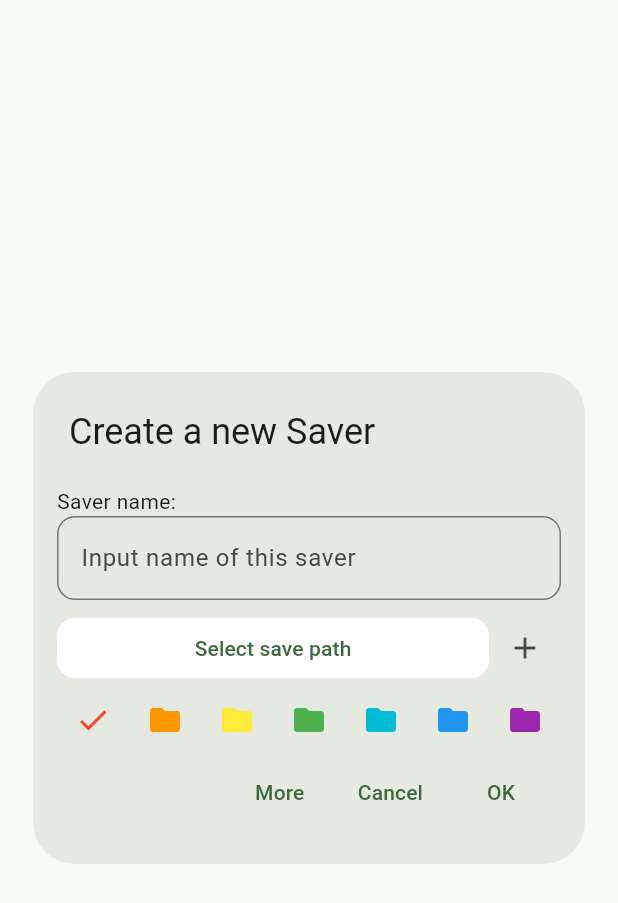
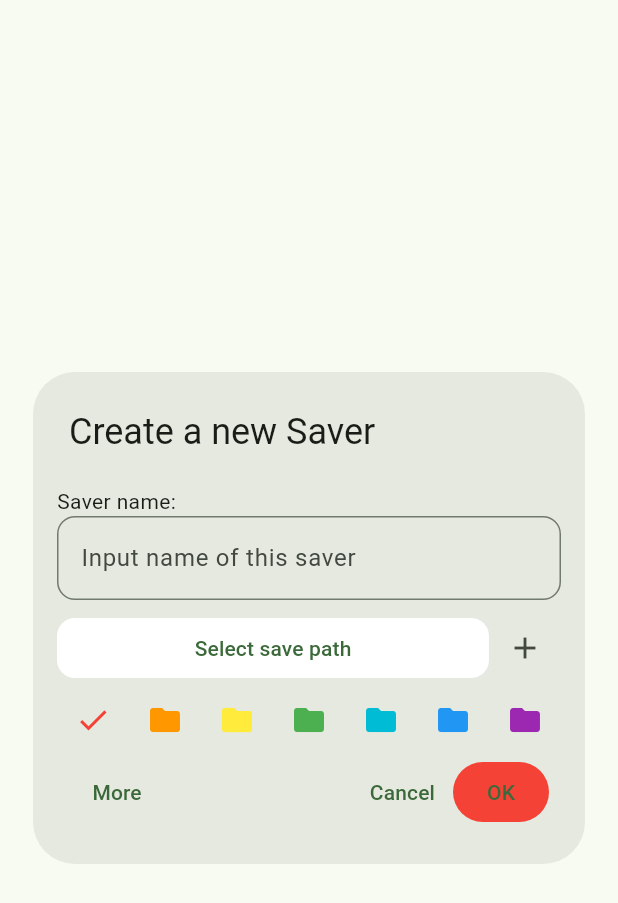
Before and after one commit to NielsLee/SnapSaver, a Flutter app: the InsertSaverDialog widget shown alone on an empty page, opened directly, after a tap on the "folder" icon, on a phone screen of 412 x 824 dp. Shown: the top 903 px of the screen. Run offline on Flutter 3.47's test engine with Material 3 defaults, Android fonts, the phone set to English and light mode, and no system bars; our stand-ins replace audioplayers, camera, file_picker, fluttertoast, permission_handler, sqflite and 1 more; accounts and stored records are empty; generated files the repository leaves out were written again.

Commit message:
Modify UI when inserting new saver, and can not insert saver when either saver name or selected path is empty

```diff
--- a/lib/dialog/insert_saver_dialog.dart
+++ b/lib/dialog/insert_saver_dialog.dart
@@ -1,3 +1,5 @@
+import 'dart:math';
+
 import 'package:flutter/material.dart';
 import 'package:fluttertoast/fluttertoast.dart';
 import 'package:path/path.dart';
@@ -29,7 +31,7 @@ class InsertSaverDialogState extends State<InsertSaverDialog> {
   // Indicates whether user has manually input path
   bool hasManuallyInputPath = false;
   // Color of the Saver button
-  Color? saverColor = null;
+  Color? saverColor = Colors.transparent;
   // Selected color index in color list
   int selectedColorIndex = -1;
 
@@ -192,6 +194,7 @@ class InsertSaverDialogState extends State<InsertSaverDialog> {
                           onPressed: () {
                             setState(() {
                               selectedColorIndex = colorEntry.key;
+                              saverColor = colorList[selectedColorIndex];
                             });
                           },
                           icon: Icon(Icons.folder, color: colorEntry.value),
@@ -202,6 +205,8 @@ class InsertSaverDialogState extends State<InsertSaverDialog> {
                 ),
               ),
               actions: <Widget>[
+                Row(
+                  children: [
 // More Button
                     TextButton(
                       child: Text(AppLocalizations.of(context)!.more),
@@ -212,7 +217,8 @@ class InsertSaverDialogState extends State<InsertSaverDialog> {
                           dialogViewModel.setPhotoName(more.photoName);
                           dialogViewModel.setSuffixType(more.suffixType);
                           Fluttertoast.showToast(
-                        msg: AppLocalizations.of(context)!.moreDialogFinished,
+                            msg: AppLocalizations.of(context)!
+                                .moreDialogFinished,
                             toastLength: Toast.LENGTH_SHORT,
                             gravity: ToastGravity.BOTTOM,
                             backgroundColor: Colors.white,
@@ -221,6 +227,8 @@ class InsertSaverDialogState extends State<InsertSaverDialog> {
                         }
                       },
                     ),
+
+                    Spacer(),
 
                     // cancel button
                     TextButton(
@@ -234,27 +242,34 @@ class InsertSaverDialogState extends State<InsertSaverDialog> {
                     // ok button
                     TextButton(
                       child: Text(AppLocalizations.of(context)!.ok),
+                      style: TextButton.styleFrom(backgroundColor: saverColor),
                       onPressed: () {
+                        bool hasSelectedPath = false;
                         Vibration.vibrate(amplitude: 255, duration: 5);
                         String inputName = nameController.text;
-                    final inputPath = pathController.text;
 
                         List<String?> avaliablePaths = pathSelectors.map(
                           (selector) {
-                        if (selector.isPathSelected) return selector.path;
+                            if (selector.isPathSelected) {
+                              hasSelectedPath = true;
+                              return selector.path;
+                            }
                           },
                         ).toList();
 
-                    if (inputName.isEmpty || avaliablePaths.isEmpty) {
-                      // no name or no path, do nothing
+                        if (inputName.isEmpty || !hasSelectedPath) {
+                          // no name or no selected path, do nothing
                         } else {
                           dialogViewModel.setName(inputName);
                           if (selectedColorIndex >= 0) {
-                        dialogViewModel.setColor(colorList[selectedColorIndex]);
+                            dialogViewModel
+                                .setColor(colorList[selectedColorIndex]);
                           }
                           Navigator.of(context).pop(dialogViewModel);
                         }
                       },
+                    ),
+                  ],
                 ),
               ],
             );
```
Also changed, not shown: pubspec.lock. Lines whose indentation alone changed are shown as unchanged.
